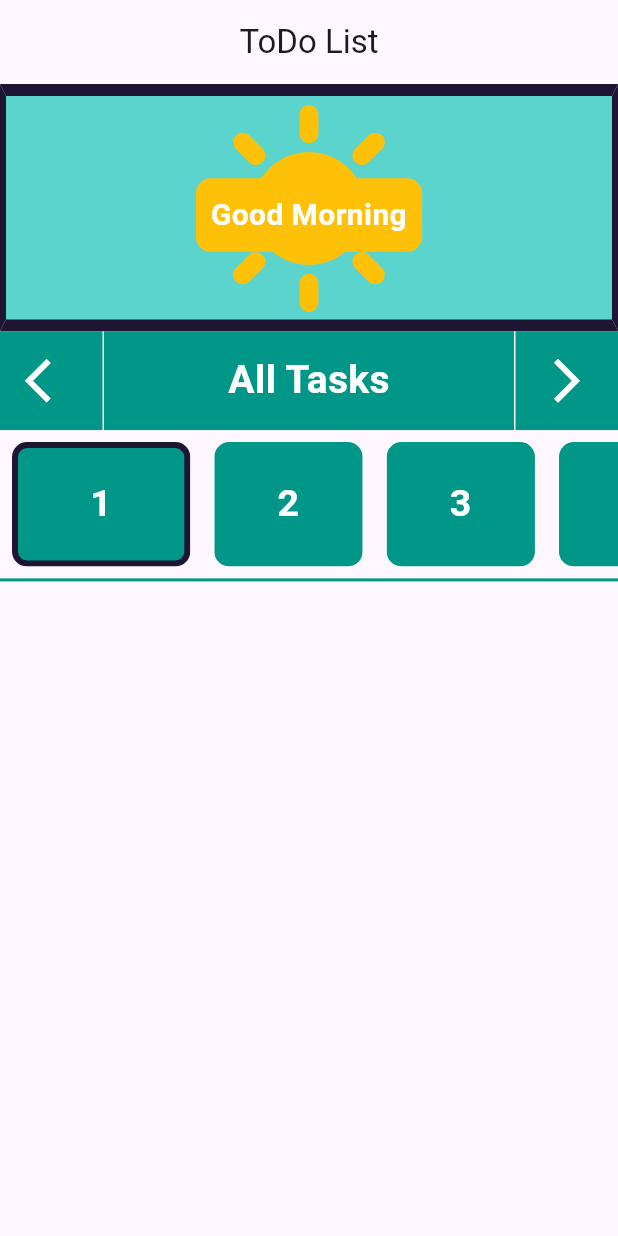
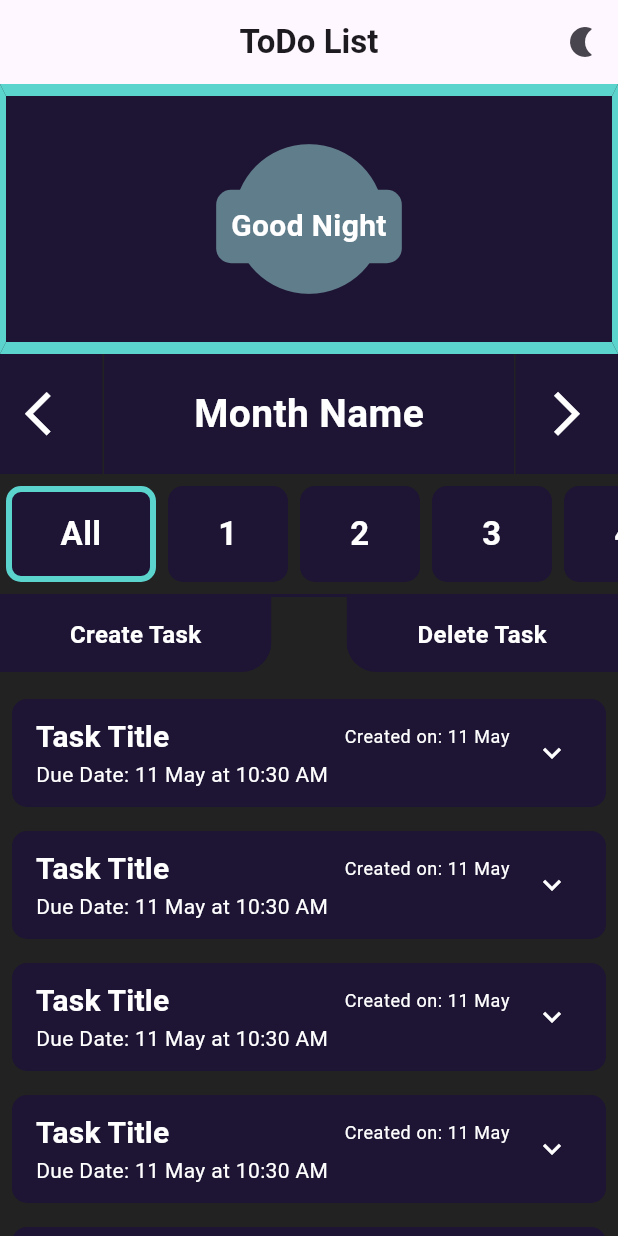
Before and after one commit to tmbmnadim/ToDo-List, a Flutter app: the screen it shows after launch, on a phone screen of 412 x 824 dp. Run offline on Flutter 3.47's test engine with Material 3 defaults, Android fonts, the phone set to English and light mode, and no system bars; our stand-ins replace flutter_easyloading, flutter_riverpod, hive, hive_flutter; accounts and stored records are empty.

Commit message:
UI Update(Static)

```diff
--- a/lib/Models/task_model.dart
+++ b/lib/Models/task_model.dart
@@ -24,6 +24,24 @@ class TaskModel {
     isOnline = json['isOnline'];
   }
 
+  TaskModel copyWith({
+    String? title,
+    String? details,
+    String? creationTime,
+    String? dueDate,
+    bool? pinned,
+    bool? isOnline,
+  }) {
+    return TaskModel(
+      title: title ?? this.title,
+      details: details ?? this.details,
+      creationTime: creationTime ?? this.creationTime,
+      dueDate: dueDate ?? this.dueDate,
+      pinned: pinned ?? this.pinned,
+      isOnline: isOnline ?? this.isOnline,
+    );
+  }
+
   Map<String, dynamic> toJson() => <String, dynamic>{
         'title': title,
         'details': details,
--- a/lib/Screens/Home/homepage.dart
+++ b/lib/Screens/Home/homepage.dart
@@ -1,13 +1,15 @@
 import 'package:flutter/cupertino.dart';
 import 'package:flutter/material.dart';
 import 'package:flutter/widgets.dart';
-import 'package:hive/hive.dart';
+import 'package:intl/intl.dart';
 import 'package:todolist/widgets/animated_welcome_bar.dart';
-import 'package:todolist/widgets/app_theme.dart';
+import 'package:todolist/app_theme.dart';
+import 'package:todolist/widgets/create_delete_task_buttons.dart';
 import 'package:todolist/widgets/custom_icon_button.dart';
 import 'package:todolist/widgets/custom_methods.dart';
-import 'package:todolist/widgets/custom_text_button.dart';
 import 'package:todolist/widgets/date_list.dart';
+import 'package:todolist/widgets/month_viewer.dart';
+import 'package:todolist/widgets/task_tile.dart';
 
 class Homepage extends StatefulWidget {
   const Homepage({
@@ -21,13 +23,27 @@ class Homepage extends StatefulWidget {
 }
 
 class _HomepageState extends State<Homepage> {
-  bool isDay = true;
+  bool isDay = false;
   @override
   Widget build(BuildContext context) {
+    primaryColorDefiner(isDay);
     Size scrSize = MediaQuery.of(context).size;
     return Scaffold(
+      backgroundColor: isDay ? Colors.white : Colors.black87,
       appBar: AppBar(
         title: const Text("ToDo List"),
+        actions: [
+          IconButton(
+            onPressed: () {
+              setState(() {
+                isDay = !isDay;
+              });
+            },
+            icon: Icon(
+              isDay ? Icons.sunny : Icons.nightlight_rounded,
+            ),
+          )
+        ],
         toolbarHeight: kToolbarHeight,
         centerTitle: true,
       ),
@@ -37,81 +53,81 @@ class _HomepageState extends State<Homepage> {
         child: Column(
           children: [
             Container(
-              height: scrSize.height * 0.2,
+              height: 180,
               width: scrSize.width,
               decoration: BoxDecoration(
                 border: Border.symmetric(
                   horizontal: BorderSide(
-                    color: isDay ? primaryNight : secondaryColorDay,
+                    color: isDay ? primaryColorDark : secondaryColorDay,
                     width: 8,
                   ),
                   vertical: BorderSide(
-                    color: isDay ? primaryNight : secondaryColorDay,
+                    color: isDay ? primaryColorDark : secondaryColorDay,
                     width: 4,
                   ),
                 ),
               ),
               child: AnimatedWelcomeBar(
+                height: 180,
                 dayStatus: isDay ? "Good Morning" : "Good Night",
               ),
             ),
-            SizedBox(
-              height: scrSize.height * 0.08,
+            MonthViewer(
+              height: 80,
+              monthText: "Month Name",
+              color: primaryColor,
               width: scrSize.width,
-              child: Row(
+              onLeft: () {},
+              onRight: () {},
+            ),
+            DateListButtons(
+              height: 80,
+              width: scrSize.width,
+              color: primaryColor,
+              borderColor: isDay ? primaryColorDark : secondaryColorDay,
+              daysInMonth: getDaysInMonth(DateTime.now()),
+              onTap: (index) {},
+            ),
+            Divider(
+              color: primaryColor,
+              height: 2,
+              thickness: 2,
+            ),
+            Expanded(
+              child: Stack(
                 children: [
                   Expanded(
-                    child: CustomIconButton(
-                      height: scrSize.height * 0.08,
-                      backgroundColor: primaryColorDay,
-                      icon: Icons.arrow_back_ios,
-                      onPressed: () {},
+                    child: ListView.builder(
+                      itemCount: 100 + 1,
+                      shrinkWrap: true,
+                      itemBuilder: (context, index) {
+                        if (index == 0) {
+                          return const SizedBox(height: 60);
+                        } else {
+                          return Padding(
+                            padding: const EdgeInsets.all(8.0),
+                            child: TaskTile(
+                              title: "Task Title",
+                              details: "Task Details",
+                              creationTime: DateTime.now(),
+                              dueDate: DateTime.now(),
+                              pinned: false,
+                              isOnline: true,
+                            ),
+                          );
+                        }
+                      },
                     ),
                   ),
-                  const SizedBox(width: 1),
-                  Expanded(
-                    flex: 4,
-                    child: Container(
-                      color: primaryColorDay,
-                      height: scrSize.height * 0.08,
-                      child: const Center(
-                        child: Text(
-                          "All Tasks",
-                          style: TextStyle(
-                            color: Colors.white,
-                            fontSize: 26,
-                            fontWeight: FontWeight.w700,
-                          ),
-                        ),
-                      ),
-                    ),
-                  ),
-                  const SizedBox(width: 1),
-                  Expanded(
-                    child: CustomIconButton(
-                      height: scrSize.height * 0.08,
-                      backgroundColor: primaryColorDay,
-                      icon: Icons.arrow_forward_ios,
-                      onPressed: () {},
-                    ),
+                  CreateDeleteTaskButtons(
+                    height: 50,
+                    color: primaryColor,
+                    width: scrSize.width,
+                    onCreate: () {},
+                    onDelete: () {},
                   ),
                 ],
               ),
-            ),
-            DateListButtons(
-              height: scrSize.height * 0.12,
-              width: scrSize.width,
-              dates: getDaysInMonth(DateTime.now()),
-              onTap: (index) {},
-            ),
-            const Divider(
-              color: primaryColorDay,
-              height: 2,
-              thickness: 2,
-            ),
-            SizedBox(
-              height: scrSize.height * 0.5 + 7,
-              width: scrSize.width,
             ),
           ],
         ),
--- /dev/null
+++ b/lib/app_theme.dart
@@ -0,0 +1,71 @@
+import 'package:flutter/material.dart';
+
+void primaryColorDefiner(bool lightTheme) {
+  if (lightTheme) {
+    primaryColor = primaryColorLight;
+  } else {
+    primaryColor = primaryColorDark;
+  }
+}
+
+// Main Colors
+Color primaryColor = const Color(0xff009688);
+
+// Night Colors
+const Color primaryColorDark = Color(0xff1e1433);
+const Color secondaryColorNight = Color(0xff262331);
+
+// Day Colors
+const Color primaryColorLight = Color(0xff009688);
+const Color secondaryColorDay = Color(0xff5cd4ce);
+
+ThemeData appTheme = ThemeData(
+  brightness: Brightness.light,
+  textTheme: todoTextTheme,
+);
+
+TextTheme todoTextTheme = const TextTheme(
+  displayLarge: TextStyle(fontSize: 72.0, fontWeight: FontWeight.bold),
+  displayMedium: TextStyle(fontSize: 60.0, fontStyle: FontStyle.italic),
+  displaySmall: TextStyle(fontSize: 48.0, fontWeight: FontWeight.w400),
+  headlineMedium: TextStyle(
+    fontSize: 36.0,
+    color: Colors.white,
+    fontWeight: FontWeight.bold,
+  ),
+  headlineSmall: TextStyle(
+    fontSize: 24.0,
+    color: Colors.white,
+    fontWeight: FontWeight.bold,
+  ),
+  titleLarge: TextStyle(
+    fontSize: 22.0,
+    color: Colors.white,
+    fontWeight: FontWeight.w700,
+  ),
+  titleMedium: TextStyle(
+    fontSize: 20.0,
+    color: Colors.white,
+    fontWeight: FontWeight.w700,
+  ),
+  titleSmall: TextStyle(
+    fontSize: 18.0,
+    color: Colors.white,
+    fontWeight: FontWeight.w700,
+  ),
+  bodyLarge: TextStyle(
+    fontSize: 16.0,
+    color: Colors.white,
+    fontWeight: FontWeight.w400,
+  ),
+  bodyMedium: TextStyle(
+    fontSize: 14.0,
+    color: Colors.white,
+    fontWeight: FontWeight.w400,
+  ),
+  bodySmall: TextStyle(
+    fontSize: 12.0,
+    color: Colors.white,
+    fontWeight: FontWeight.w400,
+  ),
+);
--- a/lib/main.dart
+++ b/lib/main.dart
@@ -1,7 +1,10 @@
 import 'package:flutter/material.dart';
 import 'package:flutter_easyloading/flutter_easyloading.dart';
+import 'package:flutter_riverpod/flutter_riverpod.dart';
 import 'package:hive_flutter/hive_flutter.dart';
 import 'package:todolist/Screens/Home/homepage.dart';
+
+import 'app_theme.dart';
 
 void main() async {
   WidgetsFlutterBinding.ensureInitialized();
@@ -20,11 +23,15 @@ class ToDoList extends StatefulWidget {
 class _ToDoListState extends State<ToDoList> {
   @override
   Widget build(BuildContext context) {
-    return MaterialApp(
-      debugShowCheckedModeBanner: false,
-      title: "ToDo List",
-      builder: EasyLoading.init(),
-      home: const Homepage(),
+    return ProviderScope(
+      child: MaterialApp(
+        debugShowCheckedModeBanner: false,
+        title: "ToDo List",
+        theme: appTheme,
+        themeMode: ThemeMode.light,
+        builder: EasyLoading.init(),
+        home: const Homepage(),
+      ),
     );
   }
 }
--- a/lib/widgets/animated_welcome_bar.dart
+++ b/lib/widgets/animated_welcome_bar.dart
@@ -1,12 +1,17 @@
 import 'dart:math';
 
 import 'package:flutter/material.dart';
-import 'package:todolist/widgets/app_theme.dart';
+import 'package:todolist/app_theme.dart';
 import 'dart:core';
 
 class AnimatedWelcomeBar extends StatefulWidget {
   final String dayStatus;
-  const AnimatedWelcomeBar({super.key, required this.dayStatus});
+  final double height;
+  const AnimatedWelcomeBar({
+    super.key,
+    required this.height,
+    required this.dayStatus,
+  });
 
   @override
   State<AnimatedWelcomeBar> createState() => _AnimatedWelcomeBarState();
@@ -108,9 +113,9 @@ class _AnimatedWelcomeBarState extends State<AnimatedWelcomeBar>
 
   Color timeDayColor({isBorder = false}) {
     if (widget.dayStatus == "Good Morning") {
-      return isBorder ? primaryNight : secondaryColorDay;
+      return isBorder ? primaryColorDark : secondaryColorDay;
     } else {
-      return isBorder ? secondaryColorDay : primaryNight;
+      return isBorder ? secondaryColorDay : primaryColorDark;
     }
   }
 
@@ -135,7 +140,7 @@ class _AnimatedWelcomeBarState extends State<AnimatedWelcomeBar>
           children: [
             Container(
               color: timeDayColor(),
-              height: scrSize.height * 0.2,
+              height: widget.height,
               width: scrSize.width,
               child: Transform.translate(
                 offset: Offset((scrSize.width * 0.5) * inAnimation.value, 0),
--- a/lib/widgets/app_theme.dart
+++ /dev/null
@@ -1,8 +0,0 @@
-import 'dart:ui';
-
-// Night Colors
-const Color primaryNight = Color(0xff1e1433);
-
-// Day Colors
-const Color primaryColorDay = Color(0xff009688);
-const Color secondaryColorDay = Color(0xff5cd4ce);
--- /dev/null
+++ b/lib/widgets/create_delete_task_buttons.dart
@@ -0,0 +1,61 @@
+import 'package:flutter/material.dart';
+
+import 'custom_text_button.dart';
+
+class CreateDeleteTaskButtons extends StatelessWidget {
+  final double height;
+  final double width;
+  final Color color;
+  final List<BoxShadow>? boxShadow;
+  final Function() onCreate;
+  final Function() onDelete;
+  const CreateDeleteTaskButtons({
+    super.key,
+    required this.height,
+    required this.width,
+    required this.onCreate,
+    required this.onDelete,
+    this.boxShadow,
+    this.color = Colors.black,
+  });
+
+  @override
+  Widget build(BuildContext context) {
+    return Container(
+      height: height,
+      width: width,
+      decoration: BoxDecoration(
+        boxShadow: boxShadow,
+      ),
+      child: Row(
+        children: [
+          Expanded(
+            child: CustomTextButton(
+              text: "Create Task",
+              color: color,
+              borderRadiusValue: const BorderRadius.only(
+                bottomRight: Radius.circular(20),
+              ),
+              height: 50,
+              textColor: Colors.white,
+              onTap: onCreate,
+            ),
+          ),
+          const SizedBox(width: 50),
+          Expanded(
+            child: CustomTextButton(
+              text: "Delete Task",
+              color: color,
+              borderRadiusValue: const BorderRadius.only(
+                bottomLeft: Radius.circular(20),
+              ),
+              height: 50,
+              textColor: Colors.white,
+              onTap: onDelete,
+            ),
+          ),
+        ],
+      ),
+    );
+  }
+}
--- a/lib/widgets/custom_button.dart
+++ b/lib/widgets/custom_button.dart
@@ -1,7 +1,7 @@
 import 'package:flutter/material.dart';
 
 class CustomButton extends StatelessWidget {
-   const CustomButton({
+  const CustomButton({
     super.key,
     required this.child,
     required this.onTap,
@@ -10,6 +10,7 @@ class CustomButton extends StatelessWidget {
     this.borderColor = Colors.white,
     this.borderWidth = 0,
     this.borderRadius = 10,
+    this.borderRadiusValue,
     this.width = 350,
     this.height = 60,
     this.decorationImage,
@@ -22,6 +23,7 @@ class CustomButton extends StatelessWidget {
   final Color borderColor;
   final double borderWidth;
   final double borderRadius;
+  final BorderRadius? borderRadiusValue;
   final double width;
   final double height;
   final DecorationImage? decorationImage;
@@ -30,11 +32,11 @@ class CustomButton extends StatelessWidget {
   Widget build(BuildContext context) {
     return Material(
       color: Colors.transparent,
-      borderRadius: BorderRadius.circular(borderRadius),
+      borderRadius: borderRadiusValue ?? BorderRadius.circular(borderRadius),
       child: InkWell(
         onTap: onTap,
         splashColor: splashColor,
-        borderRadius: BorderRadius.circular(borderRadius),
+        borderRadius: borderRadiusValue ?? BorderRadius.circular(borderRadius),
         child: Ink(
           width: width,
           height: height,
@@ -44,7 +46,8 @@ class CustomButton extends StatelessWidget {
               color: borderColor,
               width: borderWidth,
             ),
-            borderRadius: BorderRadius.circular(borderRadius),
+            borderRadius:
+                borderRadiusValue ?? BorderRadius.circular(borderRadius),
             image: decorationImage,
           ),
           child: Center(
--- a/lib/widgets/custom_methods.dart
+++ b/lib/widgets/custom_methods.dart
@@ -1,11 +1,8 @@
 import 'package:flutter/material.dart';
 
-List<String> getDaysInMonth(DateTime monthofYear) {
-  return List.generate(
-    DateUtils.getDaysInMonth(
-      monthofYear.year,
-      monthofYear.month,
-    ),
-    (index) => "${index + 1}",
+int getDaysInMonth(DateTime monthofYear) {
+  return DateUtils.getDaysInMonth(
+    monthofYear.year,
+    monthofYear.month,
   );
 }
--- a/lib/widgets/custom_text_button.dart
+++ b/lib/widgets/custom_text_button.dart
@@ -1,5 +1,5 @@
 import 'package:flutter/material.dart';
-import 'package:todolist/widgets/app_theme.dart';
+import 'package:todolist/app_theme.dart';
 import 'package:todolist/widgets/custom_button.dart';
 
 class CustomTextButton extends StatelessWidget {
@@ -7,10 +7,12 @@ class CustomTextButton extends StatelessWidget {
     super.key,
     required this.text,
     required this.onTap,
-    this.color =  primaryColorDay,
+    this.color = Colors.white,
     this.textColor,
     this.splashColor = Colors.white24,
     this.borderColor = Colors.transparent,
+    this.borderRadius = 10,
+    this.borderRadiusValue,
     this.borderWidth = 0,
     this.fontSize = 16,
     this.width = 350,
@@ -21,6 +23,8 @@ class CustomTextButton extends StatelessWidget {
   final Color? textColor;
   final Color splashColor;
   final Color borderColor;
+  final double borderRadius;
+  final BorderRadius? borderRadiusValue;
   final double borderWidth;
   final double fontSize;
   final double width;
@@ -43,16 +47,17 @@ class CustomTextButton extends StatelessWidget {
       color: color,
       borderColor: borderColor,
       borderWidth: borderWidth,
+      borderRadius: borderRadius,
+      borderRadiusValue: borderRadiusValue,
       splashColor: splashColor,
       onTap: onTap,
       child: Text(
         text,
         textAlign: TextAlign.center,
         style: TextStyle(
-          color: textColor ?? invert(color),
-          fontSize: fontSize,
-          fontWeight: FontWeight.w700
-        ),
+            color: textColor ?? invert(color),
+            fontSize: fontSize,
+            fontWeight: FontWeight.w700),
       ),
     );
   }
--- a/lib/widgets/date_list.dart
+++ b/lib/widgets/date_list.dart
@@ -1,20 +1,24 @@
 import 'package:flutter/material.dart';
-import 'package:todolist/widgets/app_theme.dart';
+import 'package:todolist/app_theme.dart';
 
 import 'custom_text_button.dart';
 
 class DateListButtons extends StatefulWidget {
   final double height;
   final double width;
+  final Color borderColor;
+  final Color color;
   final Function(int) onTap;
-  final List<String> dates;
+  final int daysInMonth;
 
   const DateListButtons({
     super.key,
     required this.height,
     required this.width,
     required this.onTap,
-    required this.dates,
+    required this.daysInMonth,
+    required this.borderColor,
+    required this.color,
   });
 
   @override
@@ -29,18 +33,23 @@ class _DateListButtonsState extends State<DateListButtons> {
       height: widget.height,
       width: widget.width,
       child: ListView.builder(
-        itemCount: widget.dates.length,
+        itemCount: widget.daysInMonth+1,
         scrollDirection: Axis.horizontal,
         itemBuilder: (context, index) {
+          if(index == 0){
             if (selectedIndex == index) {
               return Padding(
-              padding: const EdgeInsets.all(8.0),
+                padding: const EdgeInsets.symmetric(
+                  vertical: 8,
+                  horizontal: 4,
+                ),
                 child: CustomTextButton(
-                text: widget.dates[index],
+                  text: "All",
                   width: widget.height + 20,
-                fontSize: 25,
+                  fontSize: 22,
+                  color: widget.color,
                   textColor: Colors.white,
-                borderColor: primaryNight,
+                  borderColor: widget.borderColor,
                   borderWidth: 4,
                   onTap: () {
                     selectedIndex = index;
@@ -51,11 +60,12 @@ class _DateListButtonsState extends State<DateListButtons> {
               );
             } else {
               return Padding(
-              padding: const EdgeInsets.all(8.0),
+                padding: const EdgeInsets.symmetric(horizontal: 4, vertical: 8),
                 child: CustomTextButton(
-                text: widget.dates[index],
+                  text: "All",
                   width: widget.height,
-                fontSize: 25,
+                  fontSize: 22,
+                  color: widget.color,
                   textColor: Colors.white,
                   onTap: () {
                     selectedIndex = index;
@@ -65,8 +75,48 @@ class _DateListButtonsState extends State<DateListButtons> {
                 ),
               );
             }
+          } else{
+            if (selectedIndex == index) {
+              return Padding(
+                padding: const EdgeInsets.symmetric(
+                  vertical: 8,
+                  horizontal: 4,
+                ),
+                child: CustomTextButton(
+                  text: "$index",
+                  width: widget.height + 20,
+                  fontSize: 22,
+                  color: widget.color,
+                  textColor: Colors.white,
+                  borderColor: widget.borderColor,
+                  borderWidth: 4,
+                  onTap: () {
+                    selectedIndex = index;
+                    widget.onTap(index);
+                    setState(() {});
+                  },
+                ),
+              );
+            } else {
+              return Padding(
+                padding: const EdgeInsets.symmetric(horizontal: 4, vertical: 8),
+                child: CustomTextButton(
+                  text: "$index",
+                  width: widget.height,
+                  fontSize: 22,
+                  color: widget.color,
+                  textColor: Colors.white,
+                  onTap: () {
+                    selectedIndex = index;
+                    widget.onTap(index);
+                    setState(() {});
                   },
                 ),
               );
             }
           }
+        },
+      ),
+    );
+  }
+}
--- /dev/null
+++ b/lib/widgets/month_viewer.dart
@@ -0,0 +1,67 @@
+import 'package:flutter/material.dart';
+import 'package:todolist/widgets/custom_icon_button.dart';
+
+class MonthViewer extends StatelessWidget {
+  final Color color;
+  final double height;
+  final double width;
+  final String monthText;
+  final Function() onLeft;
+  final Function() onRight;
+  const MonthViewer({
+    super.key,
+    required this.monthText,
+    required this.color,
+    required this.width,
+    required this.height,
+    required this.onLeft,
+    required this.onRight,
+  });
+
+  @override
+  Widget build(BuildContext context) {
+    return SizedBox(
+      height: height,
+      width: width,
+      child: Row(
+        children: [
+          Expanded(
+            child: CustomIconButton(
+              height: 80,
+              backgroundColor: color,
+              icon: Icons.arrow_back_ios,
+              onPressed: onLeft,
+            ),
+          ),
+          const SizedBox(width: 1),
+          Expanded(
+            flex: 4,
+            child: Container(
+              color: color,
+              height: 80,
+              child: Center(
+                child: Text(
+                  monthText,
+                  style: const TextStyle(
+                    color: Colors.white,
+                    fontSize: 26,
+                    fontWeight: FontWeight.w700,
+                  ),
+                ),
+              ),
+            ),
+          ),
+          const SizedBox(width: 1),
+          Expanded(
+            child: CustomIconButton(
+              height: 80,
+              backgroundColor: color,
+              icon: Icons.arrow_forward_ios,
+              onPressed: onRight,
+            ),
+          ),
+        ],
+      ),
+    );
+  }
+}
--- /dev/null
+++ b/lib/widgets/task_tile.dart
@@ -0,0 +1,81 @@
+import 'package:flutter/material.dart';
+import 'package:intl/intl.dart';
+import 'package:todolist/app_theme.dart';
+
+class TaskTile extends StatefulWidget {
+  final String title;
+  final String details;
+  final DateTime creationTime;
+  final DateTime dueDate;
+  final bool pinned;
+  final bool isOnline;
+  const TaskTile({
+    super.key,
+    required this.title,
+    required this.details,
+    required this.creationTime,
+    required this.dueDate,
+    required this.pinned,
+    required this.isOnline,
+  });
+
+  @override
+  State<TaskTile> createState() => _TaskTileState();
+}
+
+class _TaskTileState extends State<TaskTile> {
+  @override
+  Widget build(BuildContext context) {
+    return ExpansionTile(
+      collapsedShape:
+          RoundedRectangleBorder(borderRadius: BorderRadius.circular(10)),
+      shape: RoundedRectangleBorder(borderRadius: BorderRadius.circular(10)),
+      collapsedBackgroundColor: widget.isOnline ? primaryColor : Colors.grey,
+      backgroundColor: widget.isOnline ? primaryColor : Colors.grey,
+      iconColor: Colors.white,
+      collapsedIconColor: Colors.white,
+      expandedAlignment: Alignment.centerLeft,
+      childrenPadding: const EdgeInsets.all(16),
+      title: Row(
+        mainAxisAlignment: MainAxisAlignment.spaceBetween,
+        children: [
+          if (widget.pinned)
+            Expanded(
+              child: Transform.rotate(
+                angle: -0.5,
+                child: const Icon(Icons.push_pin),
+              ),
+            ),
+          Expanded(
+            flex: 10,
+            child: Text(
+              widget.title,
+              overflow: TextOverflow.ellipsis,
+              style: Theme.of(context).textTheme.titleMedium,
+            ),
+          ),
+          Expanded(
+            flex: 6,
+            child: Text(
+              "Created on: ${DateFormat("dd LLL").format(widget.creationTime)}",
+              textAlign: TextAlign.end,
+              style: Theme.of(context).textTheme.bodySmall,
+            ),
+          ),
+        ],
+      ),
+      subtitle: Text(
+        "Due Date: ${DateFormat("dd LLL").format(DateTime.now())} at ${DateFormat("hh:mm a").format(widget.dueDate)}",
+        overflow: TextOverflow.ellipsis,
+        style: Theme.of(context).textTheme.bodyMedium,
+      ),
+      onExpansionChanged: (isExpanded) {},
+      children: [
+        Text(
+          widget.details,
+          style: Theme.of(context).textTheme.bodyMedium,
+        )
+      ],
+    );
+  }
+}
--- a/pubspec.yaml
+++ b/pubspec.yaml
@@ -16,7 +16,7 @@ dependencies:
   hive: ^2.2.3
   hive_flutter: ^1.1.0
   flutter_easyloading: ^3.0.5
-  riverpod: ^2.5.1
+  flutter_riverpod: ^2.5.1
 
 
 dev_dependencies:
```
Also changed, not shown: lib/View Model/task_state.dart (added), lib/View Model/todo_state.dart (deleted), pubspec.lock. Lines whose indentation alone changed are shown as unchanged.
